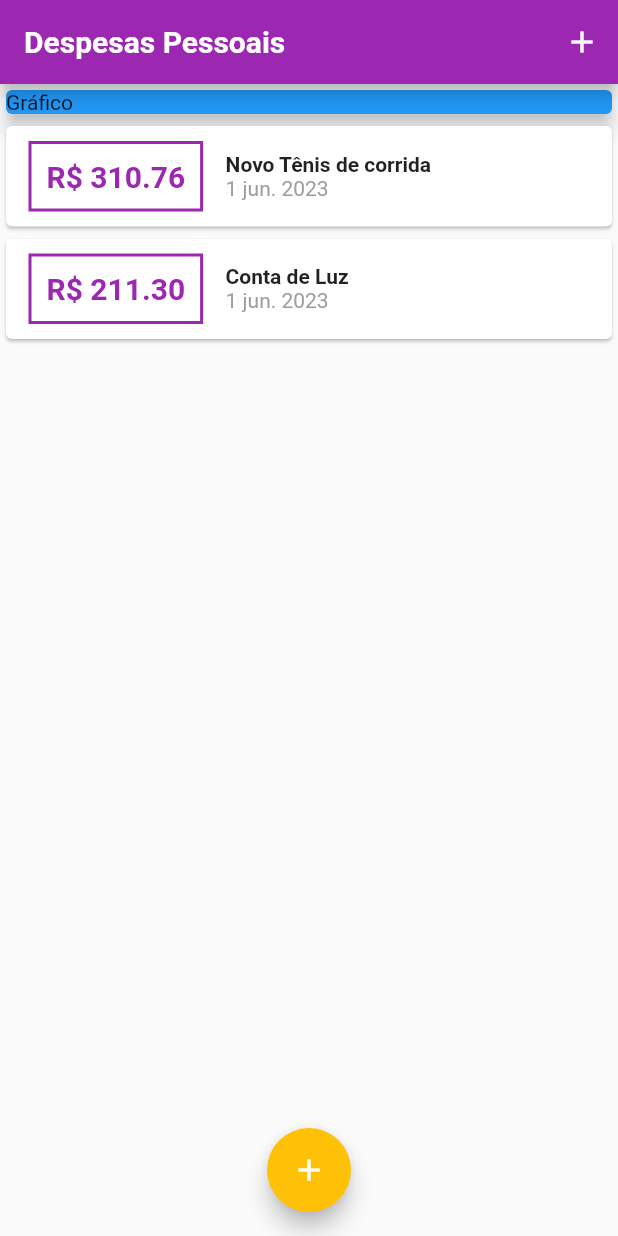
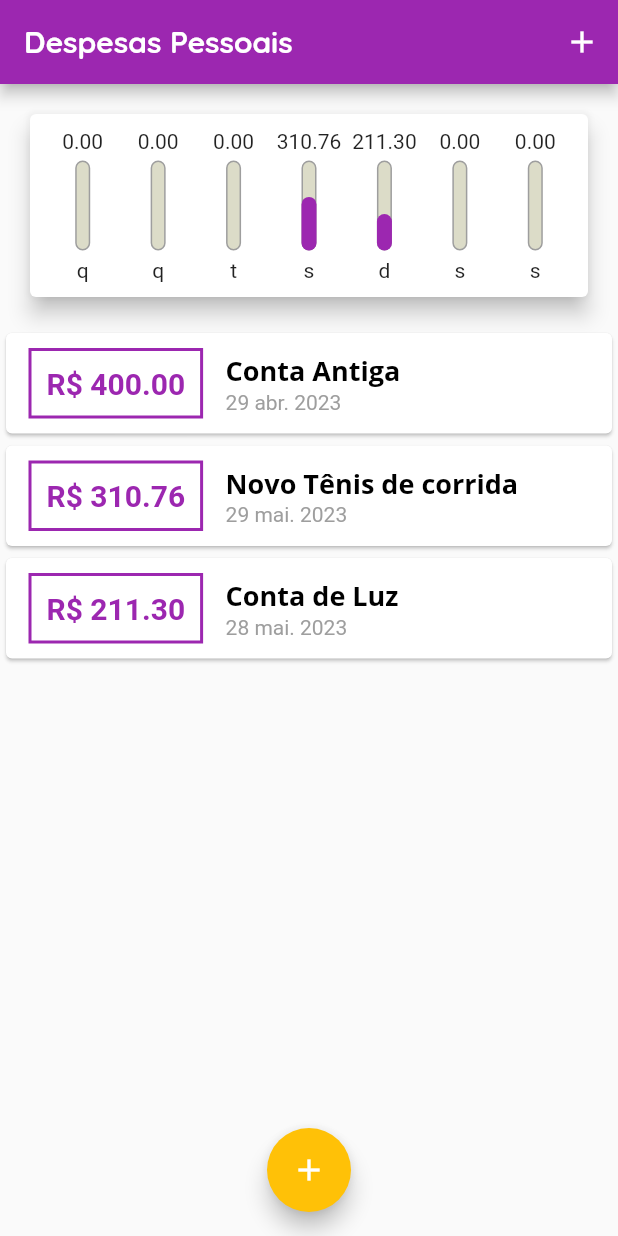
Before and after one commit to camposFabio/udemy_aprenda_flutter_desenvolva_apps_2022, a Flutter app: the screen it shows after launch, on a phone screen of 412 x 824 dp. Run offline on Flutter 3.47's test engine with Material 2 defaults, Android fonts, the phone set to English and light mode, and no system bars.

Commit message:
Aula 125

```diff
--- /dev/null
+++ b/expenses/lib/components/chart.dart
@@ -0,0 +1,65 @@
+import 'package:expenses/components/chart_bar.dart';
+import 'package:expenses/models/transaction.dart';
+import 'package:intl/intl.dart';
+import 'package:flutter/material.dart';
+
+class Chart extends StatelessWidget {
+  const Chart({super.key, required this.recentTransaction});
+
+  final List<Transaction> recentTransaction;
+
+  List<Map<String, Object>> get groupedTransactions {
+    return List.generate(7, (index) {
+      final weekDay = DateTime.now().subtract(
+        Duration(days: index),
+      );
+
+      double totalSum = 0.0;
+
+      for (var i = 0; i < recentTransaction.length; i++) {
+        bool sameDay = recentTransaction[i].date.day == weekDay.day;
+        bool sameMonth = recentTransaction[i].date.month == weekDay.month;
+        bool sameYear = recentTransaction[i].date.year == weekDay.year;
+
+        if (sameDay && sameMonth && sameYear) {
+          totalSum += recentTransaction[i].value;
+        }
+      }
+
+      return {
+        'day': DateFormat.E('pt_br').format(weekDay)[0],
+        'value': totalSum,
+      };
+    });
+  }
+
+  double get _weekTotalValue {
+    double total = groupedTransactions.fold(0.0, (sum, tr) {
+      return sum += tr['value'] as double;
+    });
+    return total > 0 ? total : 1;
+  }
+
+  @override
+  Widget build(BuildContext context) {
+    return Card(
+      elevation: 6,
+      margin: const EdgeInsets.all(20),
+      child: Padding(
+        padding: const EdgeInsets.all(10.0),
+        child: Row(
+          mainAxisAlignment: MainAxisAlignment.spaceAround,
+          children: groupedTransactions.map((tr) {
+            return Flexible(
+              fit: FlexFit.tight,
+              child: ChartBar(
+                  label: tr['day'].toString(),
+                  value: tr['value'] as double,
+                  percentage: (tr['value'] as double) / _weekTotalValue),
+            );
+          }).toList(),
+        ),
+      ),
+    );
+  }
+}
--- /dev/null
+++ b/expenses/lib/components/chart_bar.dart
@@ -0,0 +1,58 @@
+import 'package:flutter/material.dart';
+
+class ChartBar extends StatelessWidget {
+  const ChartBar(
+      {super.key,
+      required this.label,
+      required this.value,
+      required this.percentage});
+
+  final String label;
+  final double value;
+  final double percentage;
+
+  @override
+  Widget build(BuildContext context) {
+    return Column(
+      children: [
+        FittedBox(
+          child: Text(value.toStringAsFixed(2)),
+        ),
+        const SizedBox(
+          height: 5,
+        ),
+        SizedBox(
+          height: 60,
+          width: 10,
+          child: Stack(
+            alignment: Alignment.bottomCenter,
+            children: [
+              Container(
+                decoration: BoxDecoration(
+                  border: Border.all(
+                    color: Colors.grey,
+                    width: 1.0,
+                  ),
+                  color: const Color.fromRGBO(220, 220, 200, 1),
+                  borderRadius: BorderRadius.circular(5),
+                ),
+              ),
+              FractionallySizedBox(
+                heightFactor: percentage,
+                child: Container(
+                  decoration: BoxDecoration(
+                      color: Theme.of(context).colorScheme.primary,
+                      borderRadius: BorderRadius.circular(5)),
+                ),
+              )
+            ],
+          ),
+        ),
+        const SizedBox(
+          height: 5,
+        ),
+        Text(label)
+      ],
+    );
+  }
+}
--- a/expenses/lib/components/transaction_list.dart
+++ b/expenses/lib/components/transaction_list.dart
@@ -1,6 +1,6 @@
 import 'package:flutter/material.dart';
-import '../models/transaction.dart';
 import 'package:intl/intl.dart';
+import 'package:expenses/models/transaction.dart';
 
 class TransactionList extends StatelessWidget {
   const TransactionList({super.key, required this.transactions});
@@ -9,9 +9,31 @@ class TransactionList extends StatelessWidget {
 
   @override
   Widget build(BuildContext context) {
-    return Container(
+    return SizedBox(
       height: 300,
-      child: ListView.builder(
+      child: transactions.isEmpty
+          ? Column(
+              children: [
+                const SizedBox(
+                  height: 20,
+                ),
+                Text(
+                  'Nenhuma transação Cadastrada',
+                  style: Theme.of(context).textTheme.titleLarge,
+                ),
+                const SizedBox(
+                  height: 20,
+                ),
+                SizedBox(
+                  height: 200,
+                  child: Image.asset(
+                    'assets/images/waiting.png',
+                    fit: BoxFit.cover,
+                  ),
+                ),
+              ],
+            )
+          : ListView.builder(
               itemCount: transactions.length,
               itemBuilder: (context, index) {
                 final tr = transactions[index];
@@ -44,9 +66,7 @@ class TransactionList extends StatelessWidget {
                         children: [
                           Text(
                             tr.title,
-                      style: const TextStyle(
-                        fontWeight: FontWeight.bold,
-                      ),
+                            style: Theme.of(context).textTheme.titleLarge,
                           ),
                           Text(
                             DateFormat('d MMM y', 'pt_BR').format(tr.date),
--- a/expenses/lib/main.dart
+++ b/expenses/lib/main.dart
@@ -2,11 +2,12 @@ import 'package:flutter/material.dart';
 import 'dart:math';
 import 'package:flutter_localizations/flutter_localizations.dart';
 
-import 'models/transaction.dart';
-import 'components/transaction_list.dart';
-import 'components/transaction_form.dart';
+import 'package:expenses/models/transaction.dart';
+import 'package:expenses/components/transaction_list.dart';
+import 'package:expenses/components/transaction_form.dart';
+import 'package:expenses/components/chart.dart';
 
-main() => runApp(const ExpenseApp());
+void main() => runApp(const ExpenseApp());
 
 class ExpenseApp extends StatelessWidget {
   const ExpenseApp({super.key});
@@ -41,7 +42,7 @@ class ExpenseApp extends StatelessWidget {
         ),
         appBarTheme: const AppBarTheme(
           titleTextStyle: TextStyle(
-            fontFamily: 'OpenSans',
+            fontFamily: 'Quicksand',
             fontSize: 20,
             fontWeight: FontWeight.bold,
           ),
@@ -59,20 +60,34 @@ class MyHomePage extends StatefulWidget {
 }
 
 class _MyHomePageState extends State<MyHomePage> {
-  final _transactions = [
+  final List<Transaction> _transactions = [
+    Transaction(
+      id: 't0',
+      title: 'Conta Antiga',
+      value: 400,
+      date: DateTime.now().subtract(const Duration(days: 33)),
+    ),
     Transaction(
       id: 't1',
       title: 'Novo Tênis de corrida',
       value: 310.76,
-      date: DateTime.now(),
+      date: DateTime.now().subtract(const Duration(days: 3)),
     ),
     Transaction(
       id: 't2',
       title: 'Conta de Luz',
       value: 211.3,
-      date: DateTime.now(),
+      date: DateTime.now().subtract(const Duration(days: 4)),
     ),
   ];
+
+  List<Transaction> get _recentTransactions {
+    return _transactions.where((tr) {
+      return tr.date.isAfter(DateTime.now().subtract(
+        const Duration(days: 7),
+      ));
+    }).toList();
+  }
 
   _addTransaction({required String title, required double value}) {
     final newTransaction = Transaction(
@@ -114,12 +129,8 @@ class _MyHomePageState extends State<MyHomePage> {
         child: Column(
           crossAxisAlignment: CrossAxisAlignment.stretch,
           children: [
-            Container(
-              child: const Card(
-                color: Colors.blue,
-                elevation: 5,
-                child: Text('Gráfico'),
-              ),
+            Chart(
+              recentTransaction: _recentTransactions,
             ),
             TransactionList(
               transactions: _transactions,
```
Also changed, not shown: expenses/pubspec.yaml (+13 -8 lines), expenses/assets/fonts/OpenSans-Bold.ttf (added), expenses/assets/fonts/OpenSans-Regular.ttf (added), expenses/assets/fonts/Quicksand-Bold.ttf (added), expenses/assets/fonts/Quicksand-Light.ttf (added), expenses/assets/fonts/Quicksand-Medium.ttf (added), expenses/assets/fonts/Quicksand-Regular.ttf (added), expenses/assets/images/waiting.png (added). Lines whose indentation alone changed are shown as unchanged.
